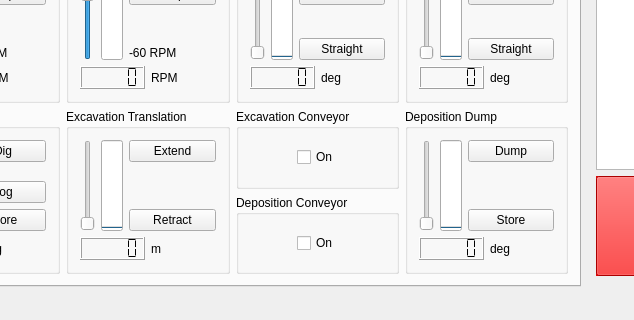
The window that client/mainwindow.ui (CWRUbotix/NASA-RMC-2017) describes before a commit, drawn with Qt 5; both pictures show x 127 to 761 and y 381 to 701 of the 1001 by 701 pixel window.
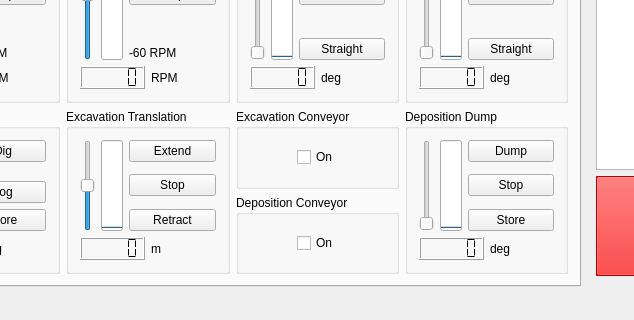
The same window after the commit.

The edit to the form file:
```diff
--- a/client/mainwindow.ui
+++ b/client/mainwindow.ui
@@ -2115,10 +2115,10 @@
                  <enum>Qt::NoFocus</enum>
                 </property>
                 <property name="minimum">
-                 <number>0</number>
+                 <number>-100</number>
                 </property>
                 <property name="maximum">
-                 <number>1</number>
+                 <number>100</number>
                 </property>
                 <property name="value">
                  <number>0</number>
@@ -2165,6 +2165,29 @@
                   </property>
                  </widget>
                 </item>
+                <item>
+                 <spacer name="verticalSpacer_3">
+                  <property name="orientation">
+                   <enum>Qt::Vertical</enum>
+                  </property>
+                  <property name="sizeHint" stdset="0">
+                   <size>
+                    <width>20</width>
+                    <height>40</height>
+                   </size>
+                  </property>
+                 </spacer>
+                </item>
+                <item>
+                 <widget class="QPushButton" name="pushButton_ExcavationTranslationStop">
+                  <property name="focusPolicy">
+                   <enum>Qt::NoFocus</enum>
+                  </property>
+                  <property name="text">
+                   <string>Stop</string>
+                  </property>
+                 </widget>
+                </item>
                 <item>
                  <spacer name="verticalSpacer_8">
                   <property name="focusPolicy">
@@ -2397,6 +2420,29 @@
                   </property>
                  </widget>
                 </item>
+                <item>
+                 <spacer name="verticalSpacer_4">
+                  <property name="orientation">
+                   <enum>Qt::Vertical</enum>
+                  </property>
+                  <property name="sizeHint" stdset="0">
+                   <size>
+                    <width>20</width>
+                    <height>40</height>
+                   </size>
+                  </property>
+                 </spacer>
+                </item>
+                <item>
+                 <widget class="QPushButton" name="pushButton_DepositionDumpStop">
+                  <property name="focusPolicy">
+                   <enum>Qt::NoFocus</enum>
+                  </property>
+                  <property name="text">
+                   <string>Stop</string>
+                  </property>
+                 </widget>
+                </item>
                 <item>
                  <spacer name="verticalSpacer_9">
                   <property name="focusPolicy">
```
